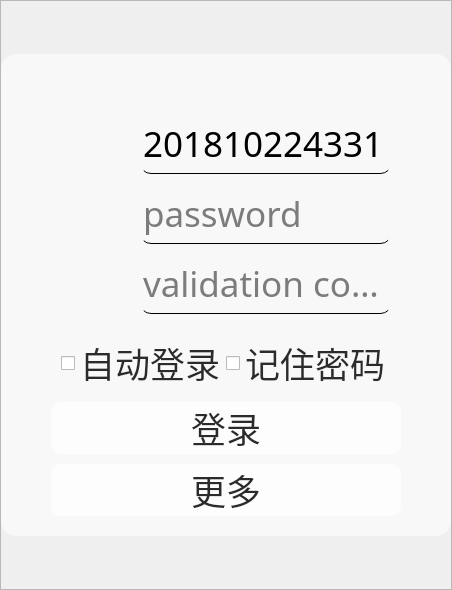
Before: the Qt Designer form Qt-Zhku-Client/zhkuloginwidgetbyandroid.ui in yujiecong/Qt-Zhku-Client, drawn with Qt 5.
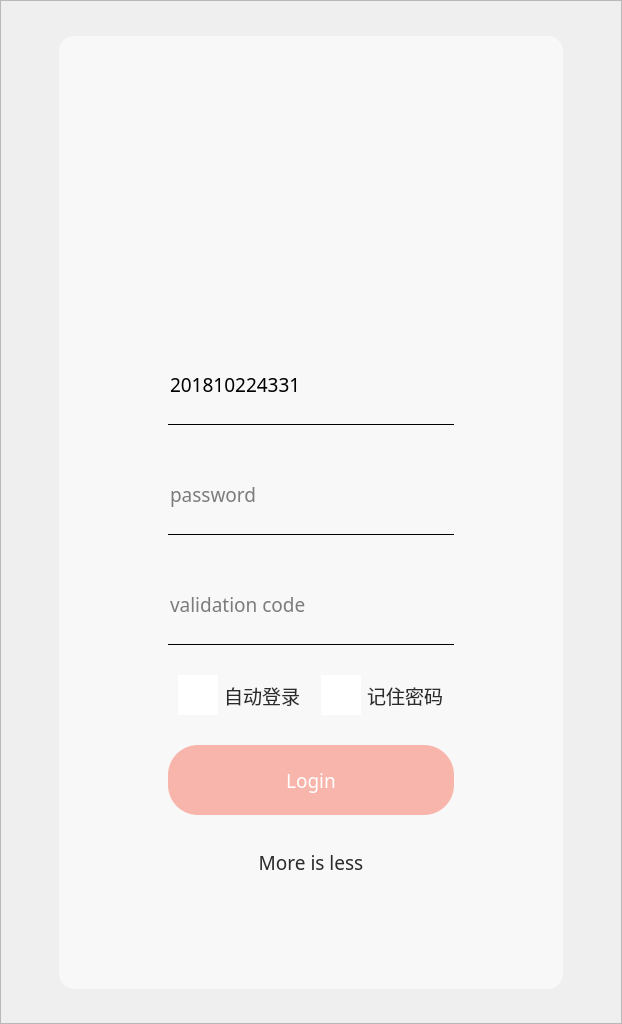
After: the same form once the commit is applied. Icons and pictures are not drawn. Custom widgets are drawn as their Qt base class.

Diff of the .ui file:
```diff
--- a/Qt-Zhku-Client/zhkuloginwidgetbyandroid.ui
+++ b/Qt-Zhku-Client/zhkuloginwidgetbyandroid.ui
@@ -6,8 +6,8 @@
    <rect>
     <x>0</x>
     <y>0</y>
-    <width>398</width>
-    <height>590</height>
+    <width>622</width>
+    <height>1024</height>
    </rect>
   </property>
   <property name="windowTitle">
@@ -45,56 +45,9 @@
      <property name="frameShadow">
       <enum>QFrame::Raised</enum>
      </property>
-     <layout class="QHBoxLayout" name="horizontalLayout_3">
-      <property name="spacing">
-       <number>0</number>
-      </property>
-      <property name="leftMargin">
-       <number>0</number>
-      </property>
-      <property name="topMargin">
-       <number>0</number>
-      </property>
-      <property name="rightMargin">
-       <number>0</number>
-      </property>
-      <property name="bottomMargin">
-       <number>0</number>
-      </property>
+     <layout class="QHBoxLayout" name="horizontalLayout_2">
       <item>
-       <layout class="QVBoxLayout" name="verticalLayout" stretch="1,9,1">
-        <property name="spacing">
-         <number>0</number>
-        </property>
-        <property name="leftMargin">
-         <number>0</number>
-        </property>
-        <property name="topMargin">
-         <number>0</number>
-        </property>
-        <property name="rightMargin">
-         <number>0</number>
-        </property>
-        <property name="bottomMargin">
-         <number>0</number>
-        </property>
-        <item>
-         <spacer name="verticalSpacer">
-          <property name="orientation">
-           <enum>Qt::Vertical</enum>
-          </property>
-          <property name="sizeHint" stdset="0">
-           <size>
-            <width>20</width>
-            <height>40</height>
-           </size>
-          </property>
-         </spacer>
-        </item>
-        <item>
-         <layout class="QHBoxLayout" name="horizontalLayout_2" stretch="1,5,1">
-          <item>
-           <spacer name="horizontalSpacer">
+       <spacer name="horizontalSpacer_2">
             <property name="orientation">
              <enum>Qt::Horizontal</enum>
             </property>
@@ -102,6 +55,22 @@
              <size>
               <width>40</width>
               <height>20</height>
+         </size>
+        </property>
+       </spacer>
+      </item>
+      <item>
+       <widget class="QWidget" name="inputlayout" native="true">
+        <layout class="QVBoxLayout" name="verticalLayout_6" stretch="1,1,1">
+         <item>
+          <spacer name="verticalSpacer_2">
+           <property name="orientation">
+            <enum>Qt::Vertical</enum>
+           </property>
+           <property name="sizeHint" stdset="0">
+            <size>
+             <width>20</width>
+             <height>40</height>
              </size>
             </property>
            </spacer>
@@ -122,40 +91,49 @@
 
 </string>
             </property>
-            <layout class="QVBoxLayout" name="verticalLayout_3" stretch="1,1,5,1,1,1,1">
+           <layout class="QVBoxLayout" name="verticalLayout_3">
              <property name="spacing">
-              <number>10</number>
+             <number>50</number>
              </property>
              <property name="leftMargin">
-              <number>50</number>
+             <number>100</number>
              </property>
              <property name="topMargin">
-              <number>20</number>
+             <number>100</number>
              </property>
              <property name="rightMargin">
-              <number>50</number>
+             <number>100</number>
              </property>
              <property name="bottomMargin">
-              <number>20</number>
+             <number>100</number>
              </property>
              <item>
-              <layout class="QHBoxLayout" name="horizontalLayout_8" stretch="0,2,0">
-               <property name="spacing">
-                <number>0</number>
-               </property>
-               <item>
-                <spacer name="horizontalSpacer_3">
-                 <property name="orientation">
-                  <enum>Qt::Horizontal</enum>
-                 </property>
-                 <property name="sizeHint" stdset="0">
+             <widget class="QWidget" name="widget_5" native="true">
+              <property name="sizePolicy">
+               <sizepolicy hsizetype="Preferred" vsizetype="Preferred">
+                <horstretch>0</horstretch>
+                <verstretch>0</verstretch>
+               </sizepolicy>
+              </property>
+              <property name="minimumSize">
+               <size>
+                <width>0</width>
+                <height>150</height>
+               </size>
+              </property>
+              <property name="maximumSize">
                   <size>
-                   <width>40</width>
-                   <height>20</height>
-                  </size>
-                 </property>
-                </spacer>
-               </item>
+                <width>16777215</width>
+                <height>150</height>
+               </size>
+              </property>
+              <layout class="QHBoxLayout" name="horizontalLayout">
+               <property name="leftMargin">
+                <number>30</number>
+               </property>
+               <property name="rightMargin">
+                <number>30</number>
+               </property>
                <item>
                 <widget class="QLabel" name="logo">
                  <property name="sizePolicy">
@@ -187,81 +165,24 @@
                 </spacer>
                </item>
               </layout>
+             </widget>
              </item>
              <item>
-              <spacer name="verticalSpacer_4">
-               <property name="orientation">
-                <enum>Qt::Vertical</enum>
-               </property>
-               <property name="sizeHint" stdset="0">
-                <size>
-                 <width>20</width>
-                 <height>40</height>
-                </size>
-               </property>
-              </spacer>
-             </item>
-             <item>
-              <widget class="QWidget" name="inputwidget" native="true">
-               <layout class="QVBoxLayout" name="verticalLayout_2">
-                <property name="spacing">
-                 <number>10</number>
-                </property>
-                <property name="leftMargin">
-                 <number>0</number>
-                </property>
-                <property name="topMargin">
-                 <number>0</number>
-                </property>
-                <property name="rightMargin">
-                 <number>0</number>
-                </property>
-                <property name="bottomMargin">
-                 <number>0</number>
-                </property>
-                <item>
-                 <layout class="QHBoxLayout" name="horizontalLayout_5">
-                  <property name="spacing">
-                   <number>20</number>
-                  </property>
-                  <property name="leftMargin">
-                   <number>10</number>
-                  </property>
-                  <property name="rightMargin">
-                   <number>10</number>
-                  </property>
-                  <item>
-                   <widget class="QLabel" name="label_3">
+             <widget class="QWidget" name="widget_4" native="true">
                     <property name="sizePolicy">
                      <sizepolicy hsizetype="Preferred" vsizetype="Preferred">
                       <horstretch>0</horstretch>
                       <verstretch>0</verstretch>
                      </sizepolicy>
                     </property>
-                    <property name="minimumSize">
-                     <size>
-                      <width>60</width>
-                      <height>60</height>
-                     </size>
-                    </property>
-                    <property name="maximumSize">
-                     <size>
-                      <width>60</width>
-                      <height>60</height>
-                     </size>
-                    </property>
-                    <property name="styleSheet">
-                     <string notr="true">image: url(:/assets/login/user.png);</string>
-                    </property>
-                    <property name="text">
-                     <string/>
-                    </property>
-                   </widget>
-                  </item>
+              <layout class="QVBoxLayout" name="verticalLayout_5">
+               <property name="spacing">
+                <number>30</number>
+               </property>
                   <item>
                    <widget class="QLineEdit" name="accountInput">
                     <property name="sizePolicy">
-                     <sizepolicy hsizetype="Preferred" vsizetype="Expanding">
+                  <sizepolicy hsizetype="Preferred" vsizetype="Preferred">
                       <horstretch>0</horstretch>
                       <verstretch>0</verstretch>
                      </sizepolicy>
@@ -269,20 +190,20 @@
                     <property name="minimumSize">
                      <size>
                       <width>0</width>
-                      <height>0</height>
+                   <height>80</height>
                      </size>
                     </property>
                     <property name="font">
                      <font>
                       <family>微软雅黑</family>
-                      <pointsize>26</pointsize>
+                   <pointsize>14</pointsize>
                      </font>
                     </property>
                     <property name="styleSheet">
                      <string notr="true">background:transparent;
 border:none;
-border-bottom:1px solid black;
-border-radius: 10px;</string>
+border-bottom:1px solid rgba(0, 0, 0, 255);
+</string>
                     </property>
                     <property name="inputMask">
                      <string/>
@@ -298,66 +219,31 @@
                     </property>
                    </widget>
                   </item>
-                 </layout>
-                </item>
-                <item>
-                 <layout class="QHBoxLayout" name="horizontalLayout_6">
-                  <property name="spacing">
-                   <number>20</number>
-                  </property>
-                  <property name="leftMargin">
-                   <number>10</number>
-                  </property>
-                  <property name="rightMargin">
-                   <number>10</number>
-                  </property>
-                  <item>
-                   <widget class="QLabel" name="label_4">
-                    <property name="sizePolicy">
-                     <sizepolicy hsizetype="Preferred" vsizetype="Preferred">
-                      <horstretch>0</horstretch>
-                      <verstretch>0</verstretch>
-                     </sizepolicy>
-                    </property>
-                    <property name="minimumSize">
-                     <size>
-                      <width>60</width>
-                      <height>60</height>
-                     </size>
-                    </property>
-                    <property name="maximumSize">
-                     <size>
-                      <width>60</width>
-                      <height>60</height>
-                     </size>
-                    </property>
-                    <property name="styleSheet">
-                     <string notr="true">image: url(:/assets/login/password.png);</string>
-                    </property>
-                    <property name="text">
-                     <string/>
-                    </property>
-                   </widget>
-                  </item>
                   <item>
                    <widget class="QLineEdit" name="pwdInput">
                     <property name="sizePolicy">
-                     <sizepolicy hsizetype="Preferred" vsizetype="Expanding">
+                  <sizepolicy hsizetype="Preferred" vsizetype="Preferred">
                       <horstretch>0</horstretch>
                       <verstretch>0</verstretch>
                      </sizepolicy>
                     </property>
+                 <property name="minimumSize">
+                  <size>
+                   <width>0</width>
+                   <height>80</height>
+                  </size>
+                 </property>
                     <property name="font">
                      <font>
                       <family>微软雅黑</family>
-                      <pointsize>26</pointsize>
+                   <pointsize>14</pointsize>
                      </font>
                     </property>
                     <property name="styleSheet">
                      <string notr="true">background:transparent;
 border:none;
-border-bottom:1px solid black;
-border-radius: 10px;</string>
+border-bottom:1px solid rgba(0, 0, 0, 255);
+</string>
                     </property>
                     <property name="text">
                      <string/>
@@ -373,66 +259,31 @@
                     </property>
                    </widget>
                   </item>
-                 </layout>
-                </item>
-                <item>
-                 <layout class="QHBoxLayout" name="horizontalLayout_7">
-                  <property name="spacing">
-                   <number>20</number>
-                  </property>
-                  <property name="leftMargin">
-                   <number>10</number>
-                  </property>
-                  <property name="rightMargin">
-                   <number>10</number>
-                  </property>
-                  <item>
-                   <widget class="QLabel" name="label_5">
-                    <property name="sizePolicy">
-                     <sizepolicy hsizetype="Preferred" vsizetype="Preferred">
-                      <horstretch>0</horstretch>
-                      <verstretch>0</verstretch>
-                     </sizepolicy>
-                    </property>
-                    <property name="minimumSize">
-                     <size>
-                      <width>60</width>
-                      <height>60</height>
-                     </size>
-                    </property>
-                    <property name="maximumSize">
-                     <size>
-                      <width>60</width>
-                      <height>60</height>
-                     </size>
-                    </property>
-                    <property name="styleSheet">
-                     <string notr="true">image: url(:/assets/login/validCode.png);</string>
-                    </property>
-                    <property name="text">
-                     <string/>
-                    </property>
-                   </widget>
-                  </item>
                   <item>
                    <widget class="GetFocusLineEdit" name="codeInput">
                     <property name="sizePolicy">
-                     <sizepolicy hsizetype="Preferred" vsizetype="Expanding">
+                  <sizepolicy hsizetype="Preferred" vsizetype="Preferred">
                       <horstretch>0</horstretch>
                       <verstretch>0</verstretch>
                      </sizepolicy>
                     </property>
+                 <property name="minimumSize">
+                  <size>
+                   <width>0</width>
+                   <height>80</height>
+                  </size>
+                 </property>
                     <property name="font">
                      <font>
                       <family>微软雅黑</family>
-                      <pointsize>26</pointsize>
+                   <pointsize>14</pointsize>
                      </font>
                     </property>
                     <property name="styleSheet">
                      <string notr="true">background:transparent;
 border:none;
-border-bottom:1px solid black;
-border-radius: 10px;</string>
+border-bottom:1px solid rgba(0, 0, 0, 255);
+</string>
                     </property>
                     <property name="text">
                      <string/>
@@ -445,29 +296,17 @@
                     </property>
                    </widget>
                   </item>
-                 </layout>
-                </item>
-               </layout>
-              </widget>
-             </item>
-             <item>
-              <spacer name="verticalSpacer_3">
-               <property name="orientation">
-                <enum>Qt::Vertical</enum>
-               </property>
-               <property name="sizeHint" stdset="0">
-                <size>
-                 <width>20</width>
-                 <height>40</height>
-                </size>
-               </property>
-              </spacer>
-             </item>
              <item>
               <widget class="QWidget" name="widget_2" native="true">
+                 <property name="sizePolicy">
+                  <sizepolicy hsizetype="Preferred" vsizetype="Fixed">
+                   <horstretch>0</horstretch>
+                   <verstretch>0</verstretch>
+                  </sizepolicy>
+                 </property>
                <layout class="QHBoxLayout" name="horizontalLayout_10">
                 <property name="spacing">
-                 <number>0</number>
+                   <number>20</number>
                 </property>
                 <property name="leftMargin">
                  <number>10</number>
@@ -492,11 +331,17 @@
                   <property name="font">
                    <font>
                     <family>微软雅黑</family>
-                    <pointsize>26</pointsize>
+                      <pointsize>14</pointsize>
                    </font>
                   </property>
                   <property name="styleSheet">
-                   <string notr="true">color: rgb(43, 43, 43);</string>
+                     <string notr="true">
+QCheckBox{ background:transparent;color: rgb(43, 43, 43);}
+QCheckBox::indicator {width: 40px; height: 40px; }
+QCheckBox::indicator:unchecked{background:rgb(255, 255, 255);}
+
+
+</string>
                   </property>
                   <property name="text">
                    <string>自动登录</string>
@@ -514,11 +359,17 @@
                   <property name="font">
                    <font>
                     <family>微软雅黑</family>
-                    <pointsize>26</pointsize>
+                      <pointsize>14</pointsize>
                    </font>
                   </property>
                   <property name="styleSheet">
-                   <string notr="true">color: rgb(43, 43, 43);</string>
+                     <string notr="true">
+QCheckBox{ background:transparent;color: rgb(43, 43, 43);}
+QCheckBox::indicator {width: 40px; height: 40px; }
+QCheckBox::indicator:unchecked{background:rgb(255, 255, 255);}
+
+
+</string>
                   </property>
                   <property name="text">
                    <string>记住密码</string>
@@ -529,6 +380,30 @@
               </widget>
              </item>
              <item>
+                <widget class="QWidget" name="widget_3" native="true">
+                 <property name="sizePolicy">
+                  <sizepolicy hsizetype="Preferred" vsizetype="Preferred">
+                   <horstretch>0</horstretch>
+                   <verstretch>0</verstretch>
+                  </sizepolicy>
+                 </property>
+                 <layout class="QVBoxLayout" name="verticalLayout_2">
+                  <property name="spacing">
+                   <number>20</number>
+                  </property>
+                  <property name="leftMargin">
+                   <number>0</number>
+                  </property>
+                  <property name="topMargin">
+                   <number>0</number>
+                  </property>
+                  <property name="rightMargin">
+                   <number>0</number>
+                  </property>
+                  <property name="bottomMargin">
+                   <number>0</number>
+                  </property>
+                  <item>
               <widget class="QPushButton" name="loginButton">
                <property name="sizePolicy">
                 <sizepolicy hsizetype="Preferred" vsizetype="Preferred">
@@ -536,18 +411,30 @@
                  <verstretch>0</verstretch>
                 </sizepolicy>
                </property>
+                    <property name="minimumSize">
+                     <size>
+                      <width>0</width>
+                      <height>70</height>
+                     </size>
+                    </property>
+                    <property name="maximumSize">
+                     <size>
+                      <width>16777215</width>
+                      <height>100</height>
+                     </size>
+                    </property>
                <property name="font">
                 <font>
                  <family>微软雅黑</family>
-                 <pointsize>26</pointsize>
+                      <pointsize>14</pointsize>
                 </font>
                </property>
                <property name="styleSheet">
                 <string notr="true">QPushButton {
 
-color: rgb(43, 43, 43);
-border-radius: 10px;
-background-color: rgba(255, 255, 255, 200);
+color: rgb(255,255,255);
+border-radius: 30px;
+background-color: rgba(249,163,150, 200);
 }
 
 QPushButton:pressed {
@@ -557,33 +444,48 @@
 </string>
                </property>
                <property name="text">
-                <string>登录</string>
+                     <string>Login</string>
                </property>
                <property name="flat">
                 <bool>true</bool>
                </property>
+                   </widget>
+                  </item>
+                 </layout>
               </widget>
              </item>
              <item>
               <widget class="QPushButton" name="loginButton_2">
                <property name="sizePolicy">
-                <sizepolicy hsizetype="Preferred" vsizetype="Preferred">
+                  <sizepolicy hsizetype="Preferred" vsizetype="Fixed">
                  <horstretch>0</horstretch>
                  <verstretch>0</verstretch>
                 </sizepolicy>
                </property>
+                 <property name="minimumSize">
+                  <size>
+                   <width>0</width>
+                   <height>0</height>
+                  </size>
+                 </property>
+                 <property name="maximumSize">
+                  <size>
+                   <width>16777215</width>
+                   <height>100</height>
+                  </size>
+                 </property>
                <property name="font">
                 <font>
                  <family>微软雅黑</family>
-                 <pointsize>26</pointsize>
+                   <pointsize>14</pointsize>
                 </font>
                </property>
                <property name="styleSheet">
                 <string notr="true">QPushButton {
 
 color: rgb(43, 43, 43);
-border-radius: 10px;
-background-color: rgba(255, 255, 255, 200);
+
+
 }
 
 QPushButton:pressed {
@@ -593,7 +495,7 @@
 </string>
                </property>
                <property name="text">
-                <string>更多</string>
+                  <string>More is less</string>
                </property>
                <property name="flat">
                 <bool>true</bool>
@@ -603,23 +505,11 @@
             </layout>
            </widget>
           </item>
-          <item>
-           <spacer name="horizontalSpacer_2">
-            <property name="orientation">
-             <enum>Qt::Horizontal</enum>
-            </property>
-            <property name="sizeHint" stdset="0">
-             <size>
-              <width>40</width>
-              <height>20</height>
-             </size>
-            </property>
-           </spacer>
-          </item>
-         </layout>
+           </layout>
+          </widget>
         </item>
         <item>
-         <spacer name="verticalSpacer_2">
+          <spacer name="verticalSpacer">
           <property name="orientation">
            <enum>Qt::Vertical</enum>
           </property>
@@ -632,6 +522,20 @@
          </spacer>
         </item>
        </layout>
+       </widget>
+      </item>
+      <item>
+       <spacer name="horizontalSpacer">
+        <property name="orientation">
+         <enum>Qt::Horizontal</enum>
+        </property>
+        <property name="sizeHint" stdset="0">
+         <size>
+          <width>40</width>
+          <height>20</height>
+         </size>
+        </property>
+       </spacer>
       </item>
      </layout>
     </widget>
```
Left out of the diff: 16 changed lines with no effect on the pictures. Lines whose indentation alone changed are shown as unchanged.
